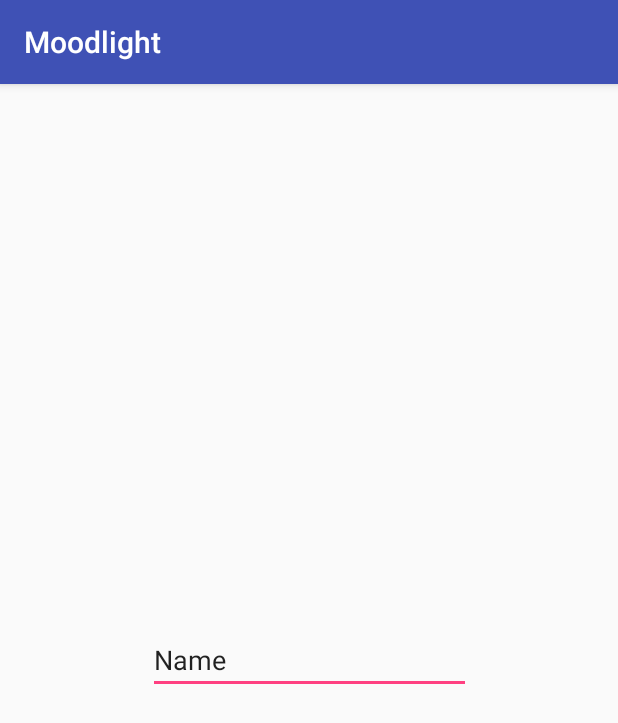
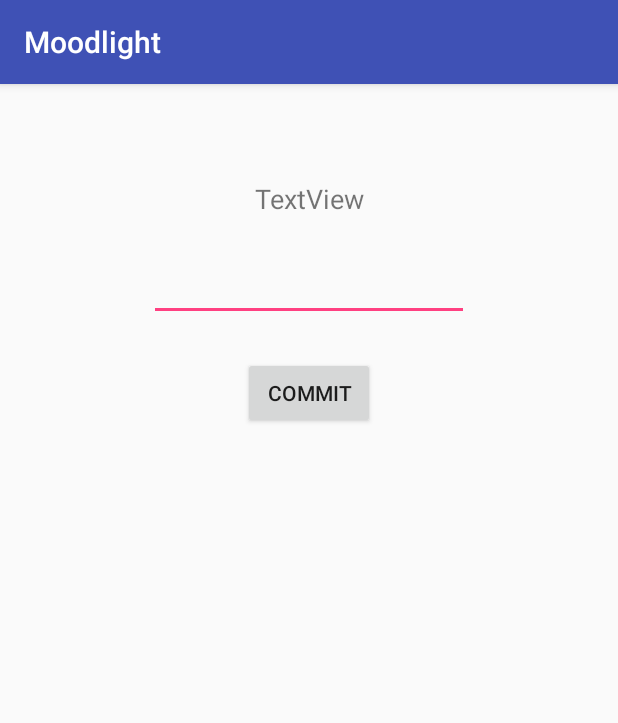
Before and after one commit to spectre3141/ETP2, an Android app: the AlarmActivity screen opened directly, with no data from a screen before it, on a phone screen of 412 x 824 dp. Shown: the top 723 px of the screen. Run offline under Robolectric (Android 15) with nearby library versions, the phone set to English and light mode, and no system bars; 1 statement that could not run was skipped.

Commit message:
gui undso

```diff
--- a/android_app/ETP_Moodlight/app/src/main/java/com/zhaw/schoejo2/etp_moodlight/AlarmActivity.java
+++ b/android_app/ETP_Moodlight/app/src/main/java/com/zhaw/schoejo2/etp_moodlight/AlarmActivity.java
@@ -2,12 +2,102 @@ package com.zhaw.schoejo2.etp_moodlight;
 
 import android.support.v7.app.AppCompatActivity;
 import android.os.Bundle;
+import android.view.View;
+import android.widget.Button;
+import android.widget.EditText;
+import android.widget.TextView;
+import android.widget.Toast;
 
-public class AlarmActivity extends AppCompatActivity {
+public class AlarmActivity extends AppCompatActivity implements TimerListener {
+
+    // constants
+    final private int ALARM_UPDATE_TIME = 10000; // > 10s
+
+    // alarm update timer
+    AlarmRequestTimer timer;
+
+    // GUI instances
+    TextView alarmInfoText;
+    EditText alarmTimeEdit;
+    Button alarmCommitButton;
 
     @Override
-    protected void onCreate(Bundle savedInstanceState) {
+    public void onCreate(Bundle savedInstanceState) {
         super.onCreate(savedInstanceState);
         setContentView(R.layout.activity_alarm);
+
+        // GUI initialization
+        alarmInfoText = (TextView) findViewById(R.id.alarmInfoText);
+        alarmTimeEdit = (EditText) findViewById(R.id.alarmTimeEdit);
+        alarmCommitButton = (Button) findViewById(R.id.alarmCommitButton);
+
+        alarmCommitButton.setOnClickListener(new View.OnClickListener() {
+            @Override
+            public void onClick(View v) {
+                int timeValue = 0;  // in seconds
+                int hours = 0;
+                int minutes = 0;
+                int seconds = 0;
+                String buffer[] = alarmTimeEdit.getText().toString().split("[:.-]");
+                switch (buffer.length) {
+                    case 1:
+                        seconds = Integer.valueOf(buffer[0]);
+                        break;
+                    case 2:
+                        seconds = Integer.valueOf(buffer[1]);
+                        minutes = Integer.valueOf(buffer[0]);
+                        break;
+                    case 3:
+                        seconds = Integer.valueOf(buffer[2]);
+                        minutes = Integer.valueOf(buffer[1]);
+                        hours = Integer.valueOf(buffer[0]);
+                        break;
+                    default:
+                        Toast.makeText(getApplicationContext(), "bad input, please use the format hh:mm:ss", Toast.LENGTH_SHORT).show();
+                        break;
+                }
+                if ((seconds < 0) || (seconds >= 60)){
+
+                }
+                // TODO: send value to moodlight
+/*                // test:
+                String text = "";
+                text += String.valueOf(buffer[0]);
+                text += ":";
+                text += String.valueOf(buffer[1]);
+                alarmInfoText.setText(text);
+*/
+            }
+        });
+
     }
+
+    @Override
+    public void onStart() {
+        super.onStart();
+        timer = new AlarmRequestTimer(this, ALARM_UPDATE_TIME);
+    }
+
+    @Override
+    public void onStop() {
+        super.onStop();
+        try {
+            timer.kill();
+        } catch (Exception e) {
+            // necessary to avoid errors if the thread doesnt run/exist
+        }
+    }
+
+    private void sendAlarmTimeRequest() {
+        // TODO: insert function
+    }
+
+    /**
+     * sends the moodlight a request to send the current alarm time back
+     * calls sendAlarmTimeRequest()
+     */
+    public void timeElapsed() {
+        sendAlarmTimeRequest();
+    }
+
 }
--- a/android_app/ETP_Moodlight/app/src/main/res/layout/activity_alarm.xml
+++ b/android_app/ETP_Moodlight/app/src/main/res/layout/activity_alarm.xml
@@ -7,18 +7,41 @@
     tools:context=".AlarmActivity">
 
     <EditText
-        android:id="@+id/dateTimeEdit"
-        android:layout_width="215dp"
+        android:id="@+id/alarmTimeEdit"
+        android:layout_width="wrap_content"
         android:layout_height="wrap_content"
-        android:layout_marginBottom="8dp"
         android:layout_marginEnd="8dp"
         android:layout_marginStart="8dp"
-        android:layout_marginTop="8dp"
+        android:layout_marginTop="24dp"
         android:ems="10"
-        android:inputType="datetime"
-        android:text="Name"
-        app:layout_constraintBottom_toBottomOf="parent"
+        android:inputType="time"
+        app:layout_constraintEnd_toEndOf="parent"
+        app:layout_constraintStart_toStartOf="parent"
+        app:layout_constraintTop_toBottomOf="@+id/alarmInfoText" />
+
+    <TextView
+        android:id="@+id/alarmInfoText"
+        android:layout_width="wrap_content"
+        android:layout_height="wrap_content"
+        android:layout_marginEnd="8dp"
+        android:layout_marginStart="8dp"
+        android:layout_marginTop="64dp"
+        android:text="TextView"
+        android:textSize="18sp"
         app:layout_constraintEnd_toEndOf="parent"
         app:layout_constraintStart_toStartOf="parent"
         app:layout_constraintTop_toTopOf="parent" />
+
+    <Button
+        android:id="@+id/alarmCommitButton"
+        android:layout_width="wrap_content"
+        android:layout_height="wrap_content"
+        android:layout_marginEnd="8dp"
+        android:layout_marginStart="8dp"
+        android:layout_marginTop="24dp"
+        android:text="@string/Text_Commit"
+        app:layout_constraintEnd_toEndOf="parent"
+        app:layout_constraintStart_toStartOf="parent"
+        app:layout_constraintTop_toBottomOf="@+id/alarmTimeEdit" />
+
 </android.support.constraint.ConstraintLayout>
--- a/android_app/ETP_Moodlight/app/src/main/res/values/strings.xml
+++ b/android_app/ETP_Moodlight/app/src/main/res/values/strings.xml
@@ -8,4 +8,5 @@
     <string name="Text_Blue">Blue</string>
     <string name="Text_White">White</string>
     <string name="Text_Value">Color</string>
+    <string name="Text_Commit">Commit</string>
 </resources>
```
Also changed, not shown: android_app/ETP_Moodlight/app/src/main/java/com/zhaw/schoejo2/etp_moodlight/LedActivity.java (+29 -0 lines), android_app/ETP_Moodlight/app/src/main/java/com/zhaw/schoejo2/etp_moodlight/MainActivity.java (+24 -5 lines).
